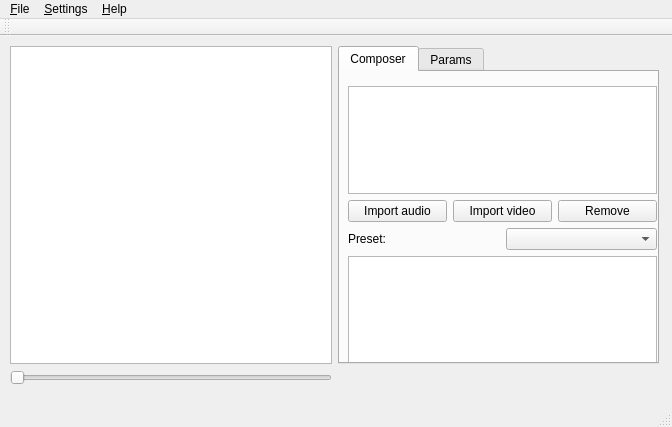
First picture: the form in src/yavicot/mainwindow.ui, repository noko3/yavicot, before the edit.
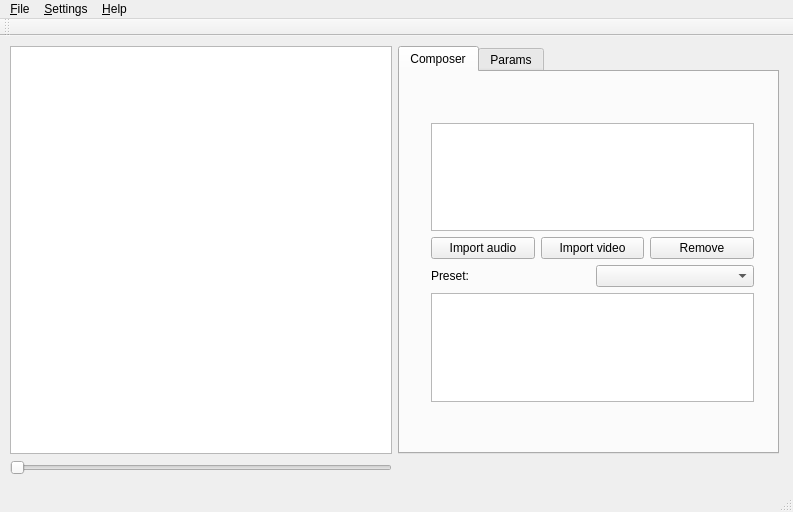
Second picture: the form after the edit.

Patch:
```diff
--- a/src/yavicot/mainwindow.ui
+++ b/src/yavicot/mainwindow.ui
@@ -6,8 +6,8 @@
    <rect>
     <x>0</x>
     <y>0</y>
-    <width>672</width>
-    <height>427</height>
+    <width>793</width>
+    <height>512</height>
    </rect>
   </property>
   <property name="minimumSize">
@@ -25,8 +25,8 @@
      <rect>
       <x>-1</x>
       <y>-1</y>
-      <width>671</width>
-      <height>361</height>
+      <width>791</width>
+      <height>451</height>
      </rect>
     </property>
     <layout class="QGridLayout" name="gridLayout">
@@ -42,12 +42,12 @@
         <attribute name="title">
          <string>Composer</string>
         </attribute>
-        <widget class="QWidget" name="">
+        <widget class="QWidget" name="layoutWidget">
          <property name="geometry">
           <rect>
-           <x>-3</x>
-           <y>3</y>
-           <width>331</width>
+           <x>20</x>
+           <y>40</y>
+           <width>345</width>
            <height>301</height>
           </rect>
          </property>
@@ -122,8 +122,8 @@
     <rect>
      <x>0</x>
      <y>0</y>
-     <width>672</width>
-     <height>19</height>
+     <width>793</width>
+     <height>22</height>
     </rect>
    </property>
    <widget class="QMenu" name="mFile">
```
Left out of the diff: 142 changed lines with no effect on the pictures.
